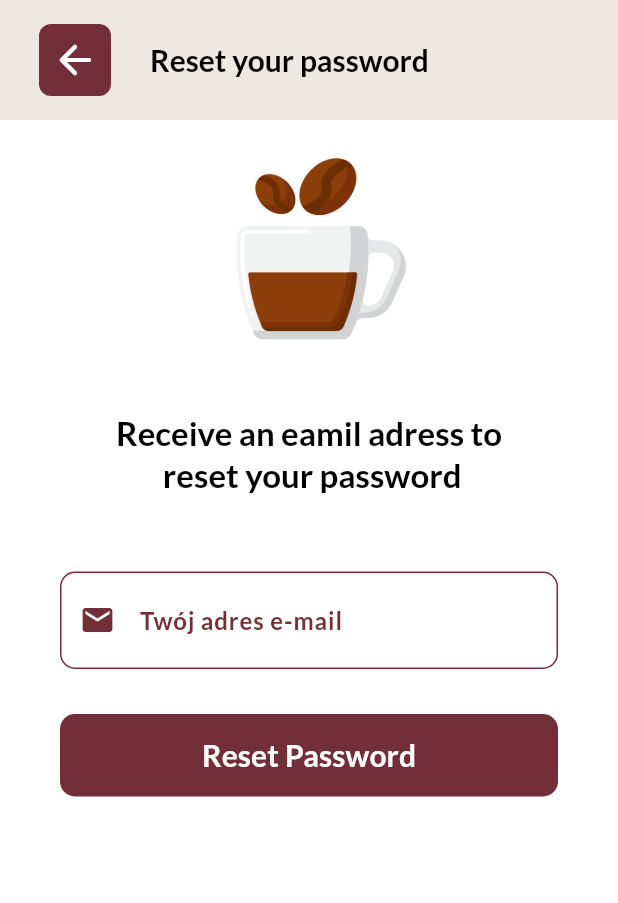
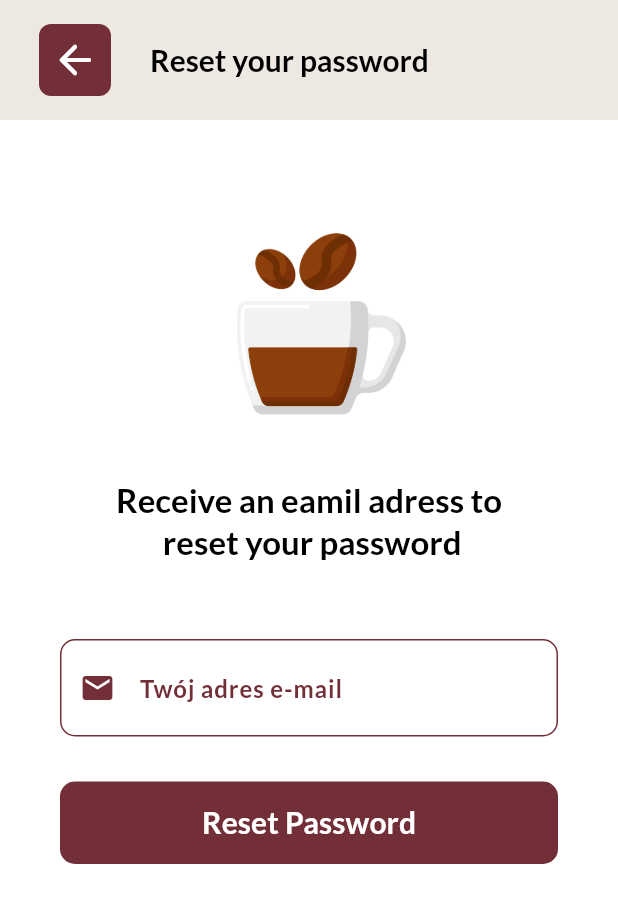
Before and after one commit to igorurbaniak/cafe_of_happiness_app, a Flutter app: the LoginPage screen opened directly, after a tap on "Forgot your Password?", on a phone screen of 412 x 824 dp. Shown: the top 903 px of the screen. Run offline on Flutter 3.47's test engine with Material 3 defaults, Android fonts, the phone set to English and light mode, and no system bars; our stand-ins replace dio, firebase_auth, firebase_core, flutter_bloc, font_awesome_flutter, google_fonts and 4 more; accounts and stored records are empty; generated files the repository leaves out were written again; network calls fail.

```diff
--- a/lib/presentation/features/auth/auth_pages/create_user_page/create_user_page.dart
+++ b/lib/presentation/features/auth/auth_pages/create_user_page/create_user_page.dart
@@ -1,10 +1,10 @@
 import 'package:cafe_of_happiness_app/app/custom_widgets/back_appbar.dart';
 import 'package:cafe_of_happiness_app/data/repositories/auth_repository/auth_repository.dart';
-import 'package:cafe_of_happiness_app/presentation/features/auth/auth_pages/create_user_page/widgets/create_account_header.dart';
 import 'package:cafe_of_happiness_app/presentation/features/auth/auth_pages/create_user_page/widgets/have_account_button.dart';
 import 'package:cafe_of_happiness_app/presentation/features/auth/auth_pages/create_user_page/widgets/create_email_input.dart';
 import 'package:cafe_of_happiness_app/presentation/features/auth/auth_pages/create_user_page/widgets/create_password_input.dart';
 import 'package:cafe_of_happiness_app/presentation/features/auth/auth_pages/widgets/auth_button.dart';
+import 'package:cafe_of_happiness_app/presentation/features/auth/auth_pages/widgets/auth_logo_with_text.dart';
 import 'package:cafe_of_happiness_app/presentation/features/auth/cubit/auth_cubit.dart';
 import 'package:flutter/material.dart';
 import 'package:flutter_bloc/flutter_bloc.dart';
@@ -58,7 +58,11 @@ class _CreateUserPageState extends State<CreateUserPage> {
               padding: const EdgeInsets.symmetric(vertical: 20, horizontal: 40),
               child: Column(
                 children: [
-                  const CreateAccountHeader(),
+                  const AuthLogoWithText(
+                    authLogoText: 'Sign up',
+                    assetWidth: 150,
+                    assetHeight: 150,
+                  ),
                   const SizedBox(height: 20),
                   CreateEmailInput(
                     onEmailChanged: (newEmail) {
--- a/lib/presentation/features/auth/auth_pages/create_user_page/widgets/create_account_header.dart
+++ /dev/null
@@ -1,24 +0,0 @@
-import 'package:flutter/material.dart';
-
-class CreateAccountHeader extends StatelessWidget {
-  const CreateAccountHeader({super.key});
-
-  @override
-  Widget build(BuildContext context) {
-    return Column(
-      children: [
-        Image.asset(
-          'images/coffee_logo.png',
-          width: 150,
-          height: 150,
-          fit: BoxFit.contain,
-        ),
-        const SizedBox(height: 40),
-        Text(
-          'Sign up',
-          style: Theme.of(context).textTheme.titleLarge,
-        ),
-      ],
-    );
-  }
-}
--- a/lib/presentation/features/auth/auth_pages/forgot_password_page/forgot_password_page.dart
+++ b/lib/presentation/features/auth/auth_pages/forgot_password_page/forgot_password_page.dart
@@ -2,6 +2,7 @@ import 'package:cafe_of_happiness_app/app/custom_widgets/back_appbar.dart';
 import 'package:cafe_of_happiness_app/data/repositories/auth_repository/auth_repository.dart';
 import 'package:cafe_of_happiness_app/presentation/features/auth/auth_pages/forgot_password_page/widgets/reset_password_email_input.dart';
 import 'package:cafe_of_happiness_app/presentation/features/auth/auth_pages/widgets/auth_button.dart';
+import 'package:cafe_of_happiness_app/presentation/features/auth/auth_pages/widgets/auth_logo_with_text.dart';
 import 'package:cafe_of_happiness_app/presentation/features/auth/cubit/auth_cubit.dart';
 import 'package:flutter/material.dart';
 import 'package:flutter_bloc/flutter_bloc.dart';
@@ -42,33 +43,21 @@ class ForgotPassword extends StatelessWidget {
         builder: (context, state) {
           return Scaffold(
             resizeToAvoidBottomInset: false,
+            backgroundColor: Theme.of(context).colorScheme.surface,
             appBar: const BackAppBar(title: 'Reset your password'),
             body: Container(
               padding: const EdgeInsets.symmetric(vertical: 10, horizontal: 40),
               child: Column(
                 children: [
-                  Column(
-                    children: [
-                      Center(
-                        child: Image.asset(
-                          'images/coffee_logo.png',
-                          width: 150,
-                          height: 150,
-                          fit: BoxFit.contain,
-                        ),
-                      ),
-                      const SizedBox(height: 35),
-                      Text(
+                  const SizedBox(height: 50),
+                  const AuthLogoWithText(
+                    authLogoText:
                         'Receive an eamil adress to\n reset your password',
-                        textAlign: TextAlign.center,
-                        style: Theme.of(context).textTheme.titleLarge,
-                      ),
-                    ],
+                    assetWidth: 150,
+                    assetHeight: 150,
                   ),
                   const SizedBox(height: 50),
-                  ResetPasswordEmailInput(
-                    emailController: emailController,
-                  ),
+                  ResetPasswordEmailInput(emailController: emailController),
                   const SizedBox(height: 30),
                   AuthButton(
                     buttonText: 'Reset Password',
--- a/lib/presentation/features/auth/auth_pages/login_page/login_page.dart
+++ b/lib/presentation/features/auth/auth_pages/login_page/login_page.dart
@@ -9,6 +9,7 @@ import 'package:cafe_of_happiness_app/presentation/features/auth/auth_pages/logi
 import 'package:cafe_of_happiness_app/presentation/features/auth/auth_pages/login_page/widgets/or_sign_up_with.dart';
 import 'package:cafe_of_happiness_app/presentation/features/auth/auth_pages/login_page/widgets/password_input.dart';
 import 'package:cafe_of_happiness_app/presentation/features/auth/auth_pages/widgets/auth_button.dart';
+import 'package:cafe_of_happiness_app/presentation/features/auth/auth_pages/widgets/auth_logo_with_text.dart';
 import 'package:cafe_of_happiness_app/presentation/features/auth/cubit/auth_cubit.dart';
 import 'package:flutter/material.dart';
 import 'package:flutter_bloc/flutter_bloc.dart';
@@ -48,15 +49,11 @@ class _LoginPageState extends State<LoginPage> {
               padding: const EdgeInsets.symmetric(vertical: 10, horizontal: 40),
               child: Column(
                 children: [
-                  Image.asset(
-                    'images/coffee_logo.png',
-                    width: 110,
-                    height: 110,
-                    fit: BoxFit.contain,
+                  const AuthLogoWithText(
+                    authLogoText: 'Café of Happiness',
+                    assetWidth: 120,
+                    assetHeight: 120,
                   ),
-                  const SizedBox(height: 25),
-                  Text('Sign in',
-                      style: Theme.of(context).textTheme.titleLarge),
                   const SizedBox(height: 15),
                   EmailInput(
                     onEmailChanged: (newEmail) {
@@ -89,7 +86,7 @@ class _LoginPageState extends State<LoginPage> {
                   const OrSignUpWith(),
                   const SizedBox(height: 5),
                   const GoogleButton(),
-                  const SizedBox(height: 40),
+                  const SizedBox(height: 25),
                   Container(
                     padding: EdgeInsets.zero,
                     child: const Row(
--- /dev/null
+++ b/lib/presentation/features/auth/auth_pages/widgets/auth_logo_with_text.dart
@@ -0,0 +1,33 @@
+import 'package:flutter/material.dart';
+
+class AuthLogoWithText extends StatelessWidget {
+  const AuthLogoWithText(
+      {super.key,
+      required this.authLogoText,
+      required this.assetWidth,
+      required this.assetHeight});
+
+  final String authLogoText;
+  final double assetWidth;
+  final double assetHeight;
+
+  @override
+  Widget build(BuildContext context) {
+    return Column(
+      children: [
+        Image.asset(
+          'images/coffee_logo.png',
+          width: assetWidth,
+          height: assetHeight,
+          fit: BoxFit.contain,
+        ),
+        const SizedBox(height: 30),
+        Text(
+          authLogoText,
+          textAlign: TextAlign.center,
+          style: Theme.of(context).textTheme.titleLarge,
+        ),
+      ],
+    );
+  }
+}
```
